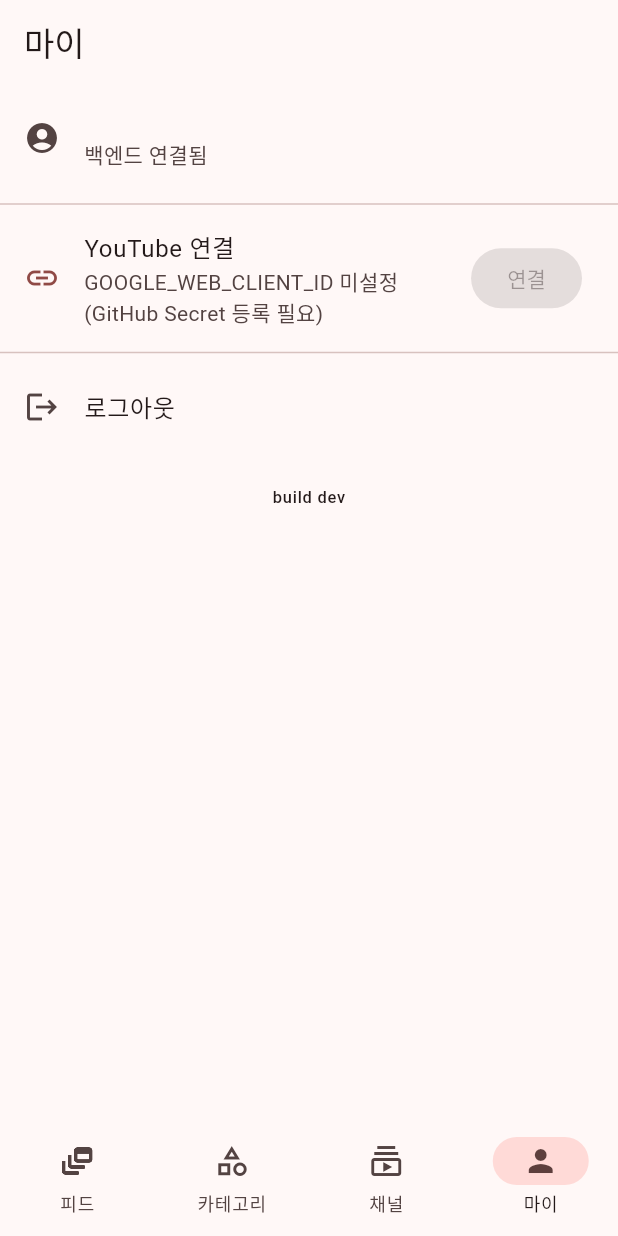
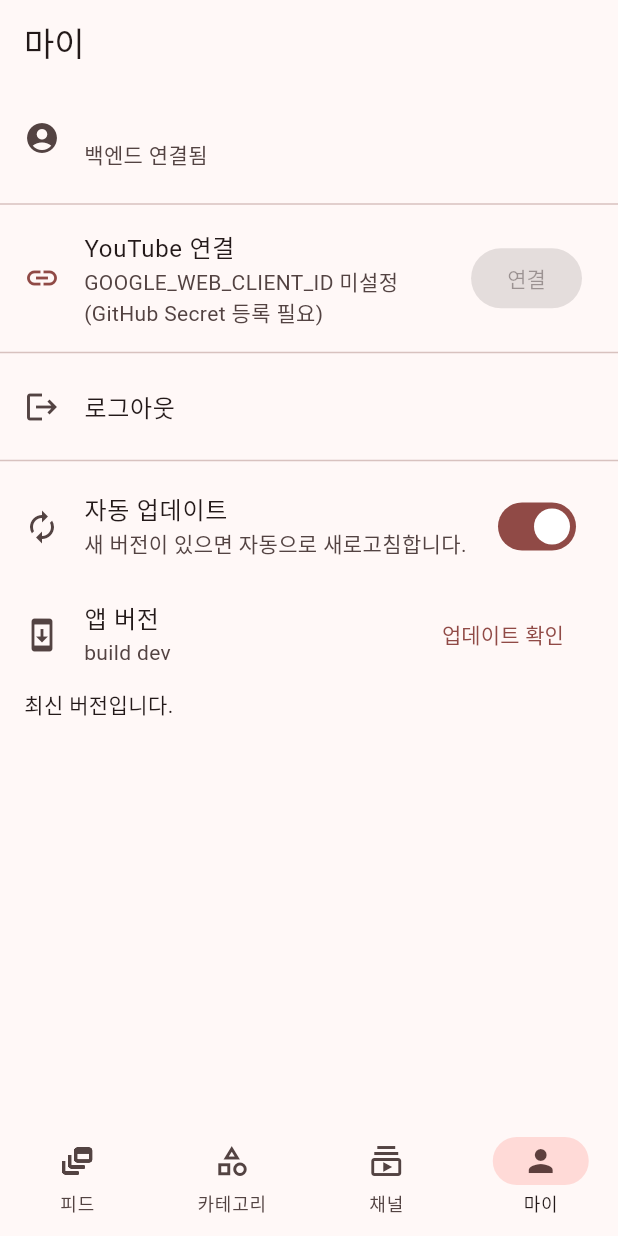
Before and after one commit to hongsytop-tech/Youtube-Filtering, a Flutter app: the screen it shows once a user with an empty profile is signed in, item 4 of the bottom bar chosen, on a phone screen of 412 x 824 dp. Run offline on Flutter 3.47's test engine with Material 3 defaults, Android fonts, the phone set to English and light mode, and no system bars; our stand-ins replace cached_network_image, flutter_dotenv, flutter_riverpod, go_router, shared_preferences, supabase_flutter and 1 more; missing offline and left inert: dart:js_interop; accounts and stored records are empty; network calls fail.

Commit message:
Add both auto and manual app updates
- AutoUpdater: reloads once per new build when auto-update is on (guarded)
- UpdateBanner: manual prompt shown when auto is off
- UpdateSection (마이 tab): auto-update toggle + "업데이트 확인" + "지금 업데이트"
- Works on web and installed PWA (mobile)

Co-Authored-By: Claude Opus 4.8 <noreply@anthropic.com>
Claude-Session: https://claude.ai/code/session_01KqsggJx5GU2VY8m2xWj9Ty

```diff
--- a/lib/features/settings/screens/settings_screen.dart
+++ b/lib/features/settings/screens/settings_screen.dart
@@ -4,6 +4,7 @@ import 'package:flutter_riverpod/flutter_riverpod.dart';
 import '../../../core/config/env.dart';
 import '../../../core/supabase/supabase_service.dart';
 import '../../auth/providers/auth_providers.dart';
+import '../../update/update_section.dart';
 import '../../youtube/providers/youtube_providers.dart';
 
 class SettingsScreen extends ConsumerWidget {
@@ -34,13 +35,8 @@ class SettingsScreen extends ConsumerWidget {
               title: const Text('로그아웃'),
               onTap: () => ref.read(authControllerProvider.notifier).signOut(),
             ),
-          const SizedBox(height: 24),
-          Center(
-            child: Text(
-              'build ${Env.buildId}',
-              style: Theme.of(context).textTheme.labelSmall,
-            ),
-          ),
+          const Divider(),
+          const UpdateSection(),
         ],
       ),
     );
--- a/lib/features/update/update_providers.dart
+++ b/lib/features/update/update_providers.dart
@@ -8,29 +8,37 @@ import '../../core/config/env.dart';
 /// Reads the deployed `version-info.json` and reports whether the running
 /// bundle (compiled [Env.buildId]) is stale.
 class UpdateInfo {
-  const UpdateInfo({required this.updateAvailable, required this.remoteBuild});
+  const UpdateInfo({
+    required this.updateAvailable,
+    required this.localBuild,
+    required this.remoteBuild,
+  });
+
   final bool updateAvailable;
+  final String localBuild;
   final String remoteBuild;
 }
 
+/// Invalidate this provider to force a fresh check (manual "업데이트 확인").
 final updateInfoProvider = FutureProvider<UpdateInfo>((ref) async {
-  if (Env.buildId == 'dev') {
-    return const UpdateInfo(updateAvailable: false, remoteBuild: 'dev');
+  final local = Env.buildId;
+  if (local == 'dev') {
+    // running locally / not a Pages build → nothing to compare against
+    return UpdateInfo(
+        updateAvailable: false, localBuild: local, remoteBuild: local);
   }
-  try {
   final uri = Uri.base.resolve(
     'version-info.json?t=${DateTime.now().millisecondsSinceEpoch}',
   );
   final res = await http.get(uri);
   if (res.statusCode != 200) {
-      return UpdateInfo(updateAvailable: false, remoteBuild: Env.buildId);
+    return UpdateInfo(
+        updateAvailable: false, localBuild: local, remoteBuild: local);
   }
   final remote = '${(jsonDecode(res.body) as Map)['build'] ?? ''}';
   return UpdateInfo(
-      updateAvailable: remote.isNotEmpty && remote != Env.buildId,
+    updateAvailable: remote.isNotEmpty && remote != local,
+    localBuild: local,
     remoteBuild: remote,
   );
-  } catch (_) {
-    return UpdateInfo(updateAvailable: false, remoteBuild: Env.buildId);
-  }
 });
--- /dev/null
+++ b/lib/features/update/update_section.dart
@@ -0,0 +1,89 @@
+import 'package:flutter/material.dart';
+import 'package:flutter_riverpod/flutter_riverpod.dart';
+
+import 'update_providers.dart';
+import 'update_reload.dart';
+import 'update_settings_providers.dart';
+
+/// Settings section: auto-update toggle, current build, a manual
+/// "check for updates" button, and a manual "update now" when stale.
+class UpdateSection extends ConsumerWidget {
+  const UpdateSection({super.key});
+
+  @override
+  Widget build(BuildContext context, WidgetRef ref) {
+    final info = ref.watch(updateInfoProvider);
+    final autoOn = ref.watch(autoUpdateProvider);
+
+    return Column(
+      children: [
+        SwitchListTile(
+          secondary: const Icon(Icons.autorenew),
+          title: const Text('자동 업데이트'),
+          subtitle: const Text('새 버전이 있으면 자동으로 새로고침합니다.'),
+          value: autoOn,
+          onChanged: (v) => ref.read(autoUpdateProvider.notifier).set(v),
+        ),
+        ListTile(
+          leading: const Icon(Icons.system_update),
+          title: const Text('앱 버전'),
+          subtitle: Text('build ${info.valueOrNull?.localBuild ?? '…'}'),
+          trailing: info.isLoading
+              ? const SizedBox(
+                  width: 20,
+                  height: 20,
+                  child: CircularProgressIndicator(strokeWidth: 2),
+                )
+              : TextButton(
+                  onPressed: () => ref.invalidate(updateInfoProvider),
+                  child: const Text('업데이트 확인'),
+                ),
+        ),
+        info.when(
+          loading: () => const SizedBox.shrink(),
+          error: (e, _) => const Padding(
+            padding: EdgeInsets.fromLTRB(16, 0, 16, 12),
+            child: Align(
+              alignment: Alignment.centerLeft,
+              child: Text('업데이트 확인 실패. 잠시 후 다시 시도하세요.'),
+            ),
+          ),
+          data: (u) {
+            if (u.updateAvailable) {
+              return Container(
+                width: double.infinity,
+                color: Theme.of(context).colorScheme.secondaryContainer,
+                padding: const EdgeInsets.fromLTRB(16, 8, 16, 12),
+                child: Row(
+                  children: [
+                    Expanded(
+                      child: Text(
+                        '새 버전이 있습니다 (${u.remoteBuild.substring(0, u.remoteBuild.length < 8 ? u.remoteBuild.length : 8)}…)',
+                        style: TextStyle(
+                          color: Theme.of(context)
+                              .colorScheme
+                              .onSecondaryContainer,
+                        ),
+                      ),
+                    ),
+                    FilledButton(
+                      onPressed: reloadApp,
+                      child: const Text('지금 업데이트'),
+                    ),
+                  ],
+                ),
+              );
+            }
+            return const Padding(
+              padding: EdgeInsets.fromLTRB(16, 0, 16, 12),
+              child: Align(
+                alignment: Alignment.centerLeft,
+                child: Text('최신 버전입니다.'),
+              ),
+            );
+          },
+        ),
+      ],
+    );
+  }
+}
--- /dev/null
+++ b/lib/features/update/update_settings_providers.dart
@@ -0,0 +1,23 @@
+import 'package:flutter_riverpod/flutter_riverpod.dart';
+
+import '../../core/providers/core_providers.dart';
+import '../../core/storage/local_storage.dart';
+
+/// Whether new builds auto-reload. Defaults to ON; persisted locally.
+final autoUpdateProvider =
+    StateNotifierProvider<AutoUpdateNotifier, bool>((ref) {
+  return AutoUpdateNotifier(ref.watch(localStorageProvider));
+});
+
+class AutoUpdateNotifier extends StateNotifier<bool> {
+  AutoUpdateNotifier(this._store)
+      : super(_store.getString(_key) != 'false');
+
+  static const _key = 'auto_update_enabled';
+  final LocalStorage _store;
+
+  void set(bool enabled) {
+    state = enabled;
+    _store.setString(_key, enabled ? 'true' : 'false');
+  }
+}
--- a/lib/shell/app_shell.dart
+++ b/lib/shell/app_shell.dart
@@ -2,6 +2,7 @@ import 'package:flutter/material.dart';
 import 'package:go_router/go_router.dart';
 
 import '../core/router/app_router.dart';
+import '../features/update/auto_updater.dart';
 import '../features/update/update_banner.dart';
 
 class AppShell extends StatelessWidget {
@@ -31,6 +32,7 @@ class AppShell extends StatelessWidget {
     return Scaffold(
       body: Column(
         children: [
+          const AutoUpdater(),
           const UpdateBanner(),
           Expanded(child: child),
         ],
```
Also changed, not shown: lib/features/update/auto_updater.dart (added, +29 -0 lines), lib/features/update/update_banner.dart (+23 -16 lines), lib/features/update/update_reload.dart (added, +10 -0 lines). Lines whose indentation alone changed are shown as unchanged.
